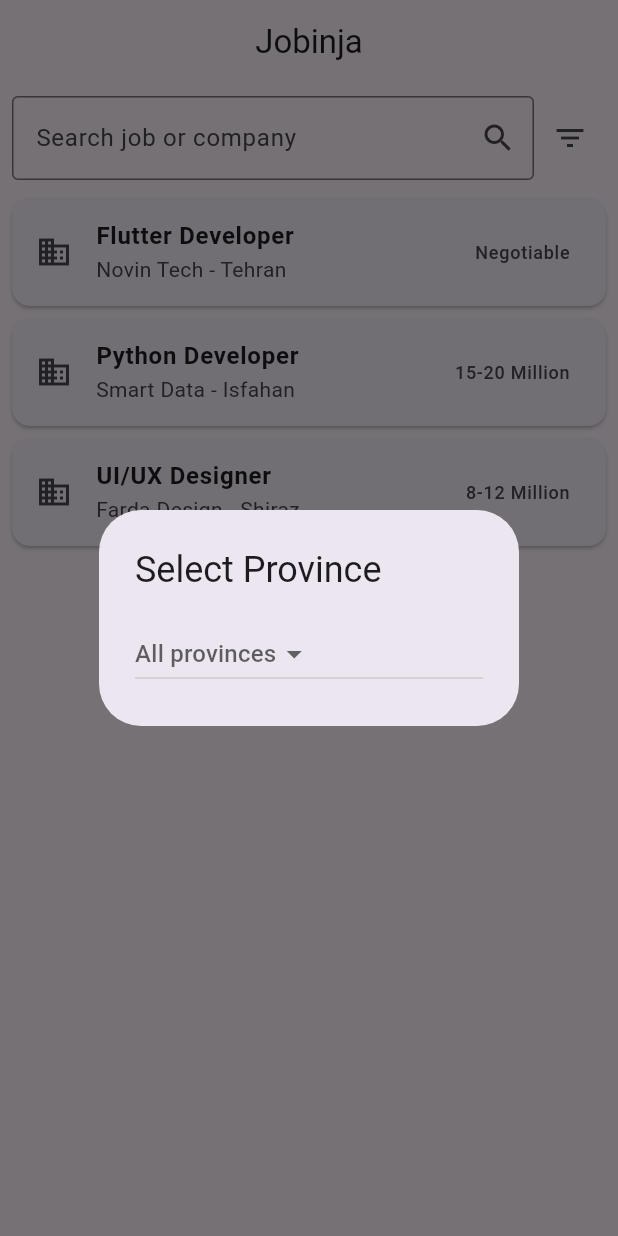
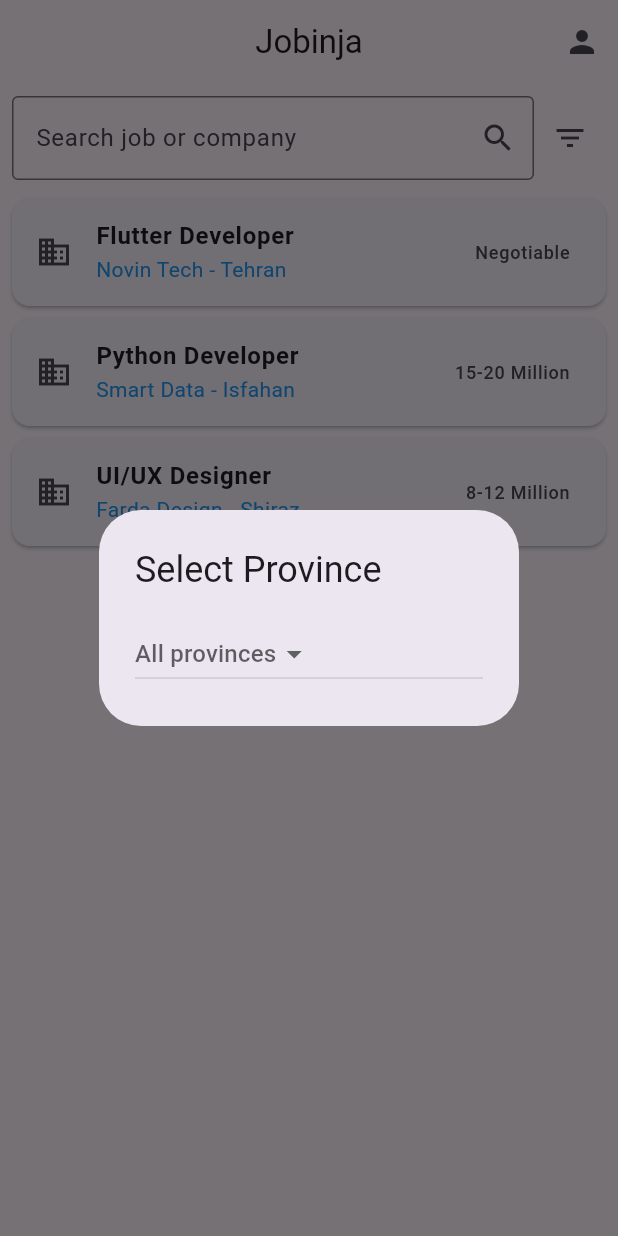
Before and after one commit to ali1556/jobinja_mobile, a Flutter app: the HomeScreen screen opened directly, after a tap on the "filter list" icon, on a phone screen of 412 x 824 dp. Run offline on Flutter 3.47's test engine with Material 3 defaults, Android fonts, the phone set to English and light mode, and no system bars; our stand-ins replace shared_preferences; accounts and stored records are empty.

Commit message:
fixed some issues

```diff
--- a/lib/models/api_response.dart
+++ b/lib/models/api_response.dart
@@ -0,0 +1 @@
+// optional (API wrapper)
--- a/lib/models/login_request.dart
+++ b/lib/models/login_request.dart
@@ -0,0 +1 @@
+//
--- a/lib/models/signup_request.dart
+++ b/lib/models/signup_request.dart
@@ -0,0 +1 @@
+//
--- a/lib/services/api_service.dart
+++ b/lib/services/api_service.dart
@@ -0,0 +1 @@
+/// nothing here because we use mock API
--- a/lib/services/mock_api_service.dart
+++ b/lib/services/mock_api_service.dart
@@ -1,16 +1,34 @@
 import 'dart:async';
+import 'dart:convert';
 import 'package:shared_preferences/shared_preferences.dart';
 import '../models/user.dart';
 import '../models/job.dart';
 import '../models/company.dart';
 
 class MockApiService {
-  final List<User> _users = [];
+  List<User> _users = [];
   String? _currentToken;
   User? _currentUser;
 
   MockApiService() {
-    _users.add(User(id: 1, name: 'Ahmad Rezaei', email: 'ahmad@example.com'));
+    _loadUsersFromStorage();
+  }
+
+  Future<void> _loadUsersFromStorage() async {
+    final prefs = await SharedPreferences.getInstance();
+    final usersJson = prefs.getStringList('saved_users') ?? [];
+    if (usersJson.isEmpty) {
+      _users = [User(id: 1, name: 'Ahmad Rezaei', email: 'ahmad@example.com')];
+      await _saveUsersToStorage();
+    } else {
+      _users = usersJson.map((json) => User.fromJson(jsonDecode(json) as Map<String, dynamic>)).toList();
+    }
+  }
+
+  Future<void> _saveUsersToStorage() async {
+    final prefs = await SharedPreferences.getInstance();
+    final usersJson = _users.map((user) => jsonEncode(user.toJson())).toList();
+    await prefs.setStringList('saved_users', usersJson);
   }
 
   Future<Map<String, dynamic>> signup(String name, String email, String password) async {
@@ -18,9 +36,11 @@
     if (_users.any((u) => u.email == email)) {
       throw Exception('Email already exists');
     }
-    final newId = _users.length + 1;
+    final newId = _users.isEmpty ? 1 : _users.map((u) => u.id).reduce((a, b) => a > b ? a : b) + 1;
     final newUser = User(id: newId, name: name, email: email);
     _users.add(newUser);
+    await _saveUsersToStorage();
+
     _currentUser = newUser;
     _currentToken = 'mock_token_$newId';
     await _saveToken(_currentToken!);
--- a/lib/utils/constants.dart
+++ b/lib/utils/constants.dart
@@ -0,0 +1 @@
+// can hold app strings or colors
--- a/lib/views/home_screen.dart
+++ b/lib/views/home_screen.dart
@@ -4,6 +4,7 @@
 import '../widgets/job_card.dart';
 import '../widgets/loading_widget.dart';
 import 'job_detail_screen.dart';
+import 'profile_screen.dart';
 
 class HomeScreen extends StatefulWidget {
   @override
@@ -35,7 +36,21 @@
   @override
   Widget build(BuildContext context) {
     return Scaffold(
-      appBar: AppBar(title: Text('Jobinja'), centerTitle: true),
+      appBar: AppBar(
+        title: Text('Jobinja'),
+        centerTitle: true,
+        actions: [
+          IconButton(
+            icon: Icon(Icons.person),
+            onPressed: () {
+              Navigator.push(
+                context,
+                MaterialPageRoute(builder: (_) => ProfileScreen()),
+              );
+            },
+          ),
+        ],
+      ),
       body: Column(
         children: [
           Padding(
--- a/lib/widgets/job_card.dart
+++ b/lib/widgets/job_card.dart
@@ -1,5 +1,6 @@
 import 'package:flutter/material.dart';
 import '../models/job.dart';
+import '../views/company_screen.dart';
 
 class JobCard extends StatelessWidget {
   final Job job;
@@ -11,12 +12,31 @@
   Widget build(BuildContext context) {
     return Card(
       margin: EdgeInsets.symmetric(horizontal: 8, vertical: 4),
-      child: ListTile(
-        leading: job.companyLogo != null ? CircleAvatar(backgroundImage: NetworkImage(job.companyLogo!)) : Icon(Icons.business),
-        title: Text(job.title, style: TextStyle(fontWeight: FontWeight.bold)),
-        subtitle: Text('${job.companyName} - ${job.location}'),
-        trailing: Text(job.salaryDisplay, style: TextStyle(fontSize: 12)),
-        onTap: onTap,
+      child: Column(
+        children: [
+          ListTile(
+            leading: job.companyLogo != null
+                ? CircleAvatar(backgroundImage: NetworkImage(job.companyLogo!))
+                : Icon(Icons.business),
+            title: Text(job.title, style: TextStyle(fontWeight: FontWeight.bold)),
+            subtitle: GestureDetector(
+              onTap: () {
+                Navigator.push(
+                  context,
+                  MaterialPageRoute(
+                    builder: (_) => CompanyScreen(companySlug: job.companySlug),
+                  ),
+                );
+              },
+              child: Text(
+                '${job.companyName} - ${job.location}',
+                style: TextStyle(color: Colors.blue),
+              ),
+            ),
+            trailing: Text(job.salaryDisplay, style: TextStyle(fontSize: 12)),
+            onTap: onTap,
+          ),
+        ],
       ),
     );
   }
```
Also changed, not shown: lib/presenters/company_presenter.dart (+31 -0 lines), lib/presenters/profile_presenter.dart (+43 -0 lines), lib/views/company_screen.dart (+131 -0 lines), lib/views/profile_screen.dart (+98 -0 lines), 1 other file.
